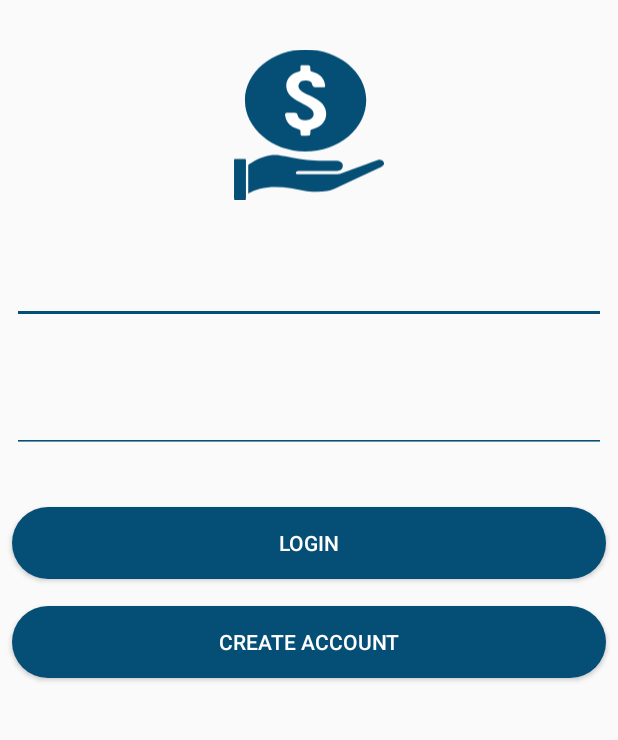
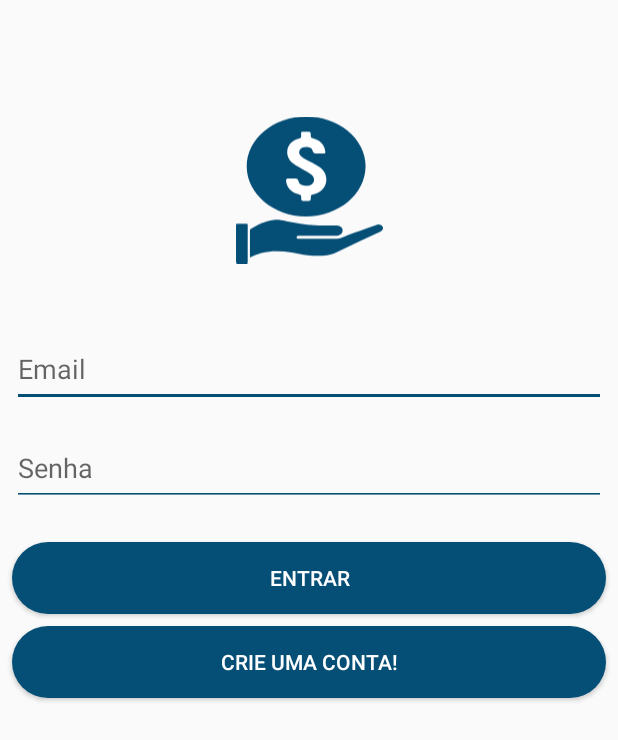
Before and after one commit to viniciusmesquitac/MobillsChallenge-Kotlin, an Android app: the screen it shows after launch (LoginActivity), on a phone screen of 412 x 824 dp. Shown: the top 740 px of the screen. Run offline under Robolectric (Android 15) with nearby library versions, the phone set to English and light mode, and no system bars; our stand-ins replace Firebase (no records; nobody signed in at launch, a user with empty details on screens opened directly); libraries missing offline, so code that uses them is left out: es.dmoral.toasty.

Commit message:
update login screen

```diff
--- a/app/build.gradle
+++ b/app/build.gradle
@@ -54,6 +54,9 @@ dependencies {
     // GENERATE CHARTS
     implementation 'com.github.PhilJay:MPAndroidChart:v3.1.0'
 
+    // GOOGLE LOGIN
+    implementation 'com.google.android.gms:play-services-auth:17.0.0'
+
 }
 repositories {
     mavenCentral()
--- a/app/src/main/AndroidManifest.xml
+++ b/app/src/main/AndroidManifest.xml
@@ -4,8 +4,8 @@
 
     <application
         android:allowBackup="true"
-        android:icon="@mipmap/ic_launcher"
-        android:label="@string/app_name"
+        android:icon="@mipmap/ic_launcher_round"
+        android:label="Exinc"
         android:launchMode="singleTask"
         android:roundIcon="@mipmap/ic_launcher_round"
         android:supportsRtl="true"
--- a/app/src/main/java/com/example/financialapp/Fragments/IncomesFragment.kt
+++ b/app/src/main/java/com/example/financialapp/Fragments/IncomesFragment.kt
@@ -67,13 +67,9 @@ class IncomesFragment : Fragment(), IRecyclerView {
                     adapter = IncomesAdapter(incomesList)
 
                     setIncomeList(incomesList)
-
                     checkAdapterStatus(adapter)
-
                     recycler_view_income?.adapter = adapter
-
                     recycler_view_income?.layoutManager = activity?.let { LinearLayoutManager(it) }
-
                     setTotalValue()
                 }
 
@@ -92,9 +88,7 @@ class IncomesFragment : Fragment(), IRecyclerView {
                 // MARK - SETTING EXPENSE DATA IN MODAL
                 with(income) {
                     view_dialog.edit_price_dialog.setText(price.toString())
-
                     view_dialog.edit_description_dialog.setText(description.toString())
-
                     view_dialog.edit_date_dialog.setText(sdf.format(date).toString())
                 }
                 view_dialog.mySpinner_dialog.setSelection(0)
--- a/app/src/main/java/com/example/financialapp/InsertIncomesActivity.kt
+++ b/app/src/main/java/com/example/financialapp/InsertIncomesActivity.kt
@@ -107,7 +107,7 @@ class InsertIncomesActivity : AppCompatActivity(), IInsertView {
         val timestamp = Timestamp(calendar.timeInMillis)
         pickerDate = Date(timestamp.time)
 
-        editDate_income.setText("" + day+"" + "-" + month + "-" + year)
+        editDate_income.setText("$day/$month/$year")
     }
 
     override fun onSupportNavigateUp(): Boolean {
--- a/app/src/main/res/layout/activity_login.xml
+++ b/app/src/main/res/layout/activity_login.xml
@@ -11,12 +11,13 @@
         android:layout_width="0dp"
         android:layout_height="50dp"
         android:layout_marginStart="8dp"
-        android:layout_marginTop="8dp"
+        android:layout_marginTop="16dp"
         android:layout_marginEnd="8dp"
         android:ems="10"
+        android:hint="Email"
         android:inputType="textEmailAddress"
         app:layout_constraintEnd_toEndOf="parent"
-        app:layout_constraintHorizontal_bias="1.0"
+        app:layout_constraintHorizontal_bias="0.0"
         app:layout_constraintStart_toStartOf="parent"
         app:layout_constraintTop_toBottomOf="@+id/imageView6" />
 
@@ -24,8 +25,9 @@
         android:id="@+id/editPassword"
         android:layout_width="0dp"
         android:layout_height="50dp"
-        android:layout_marginTop="36dp"
+        android:layout_marginTop="16dp"
         android:ems="10"
+        android:hint="Senha"
         android:inputType="textPassword"
         app:layout_constraintEnd_toEndOf="@+id/editEmail"
         app:layout_constraintHorizontal_bias="0.0"
@@ -36,35 +38,37 @@
         android:id="@+id/btnLogin"
         android:layout_width="0dp"
         android:layout_height="wrap_content"
-        android:layout_marginTop="36dp"
-        android:text="Login"
+        android:layout_marginTop="24dp"
+        android:background="@drawable/button_rounded"
+        android:text="Entrar"
+        android:textColor="@color/colorWhite"
         app:layout_constraintEnd_toEndOf="@+id/editPassword"
         app:layout_constraintHorizontal_bias="0.0"
         app:layout_constraintStart_toStartOf="@+id/editPassword"
-        app:layout_constraintTop_toBottomOf="@+id/editPassword"
-        android:textColor="@color/colorWhite"
-        android:background="@drawable/button_rounded"/>
+        app:layout_constraintTop_toBottomOf="@+id/editPassword" />
 
     <Button
         android:id="@+id/btnCreateAccount"
         android:layout_width="0dp"
         android:layout_height="wrap_content"
-        android:layout_marginTop="18dp"
-        android:text="Create Account"
+        android:layout_marginTop="8dp"
+        android:background="@drawable/button_rounded"
+        android:text="CRIE UMA CONTA!"
+        android:textColor="@color/colorWhite"
         app:layout_constraintEnd_toEndOf="@+id/btnLogin"
         app:layout_constraintHorizontal_bias="0.484"
         app:layout_constraintStart_toStartOf="@+id/btnLogin"
-        app:layout_constraintTop_toBottomOf="@+id/btnLogin"
-        android:textColor="@color/colorWhite"
-        android:background="@drawable/button_rounded"/>
+        app:layout_constraintTop_toBottomOf="@+id/btnLogin" />
+
 
     <ImageView
         android:id="@+id/imageView6"
-        android:layout_width="100dp"
-        android:layout_height="150dp"
+        android:layout_width="98dp"
+        android:layout_height="157dp"
         android:layout_marginStart="8dp"
-        android:layout_marginTop="8dp"
+        android:layout_marginTop="48dp"
         android:layout_marginEnd="8dp"
+        android:adjustViewBounds="true"
         app:layout_constraintEnd_toEndOf="parent"
         app:layout_constraintStart_toStartOf="parent"
         app:layout_constraintTop_toTopOf="parent"
```
Also changed, not shown: app/src/main/java/com/example/financialapp/Adapter/ExpensesAdapter.kt (+40 -8 lines), app/src/main/java/com/example/financialapp/Adapter/IncomesAdapter.kt (+41 -8 lines), app/src/main/java/com/example/financialapp/Adapter/InsightAdapter.kt (+8 -2 lines), app/src/main/java/com/example/financialapp/Fragments/ExpensesFragment.kt (+5 -5 lines), app/src/main/java/com/example/financialapp/Fragments/InsightFragment.kt (+30 -5 lines), app/src/main/java/com/example/financialapp/SearchExpensesActivity.kt (+14 -2 lines), app/src/main/java/com/example/financialapp/SearchIncomesActivity.kt (+22 -4 lines), app/src/main/res/layout/activity_home.xml (+5 -5 lines), app/src/main/res/layout/activity_register.xml (+9 -9 lines), app/src/main/res/layout/activity_search_expenses.xml (+10 -5 lines), app/src/main/res/layout/activity_search_incomes.xml (+8 -5 lines), app/src/main/res/layout/geral_state.xml (+4 -3 lines), app/src/main/res/layout/pie_chart_item.xml (+6 -3 lines).
